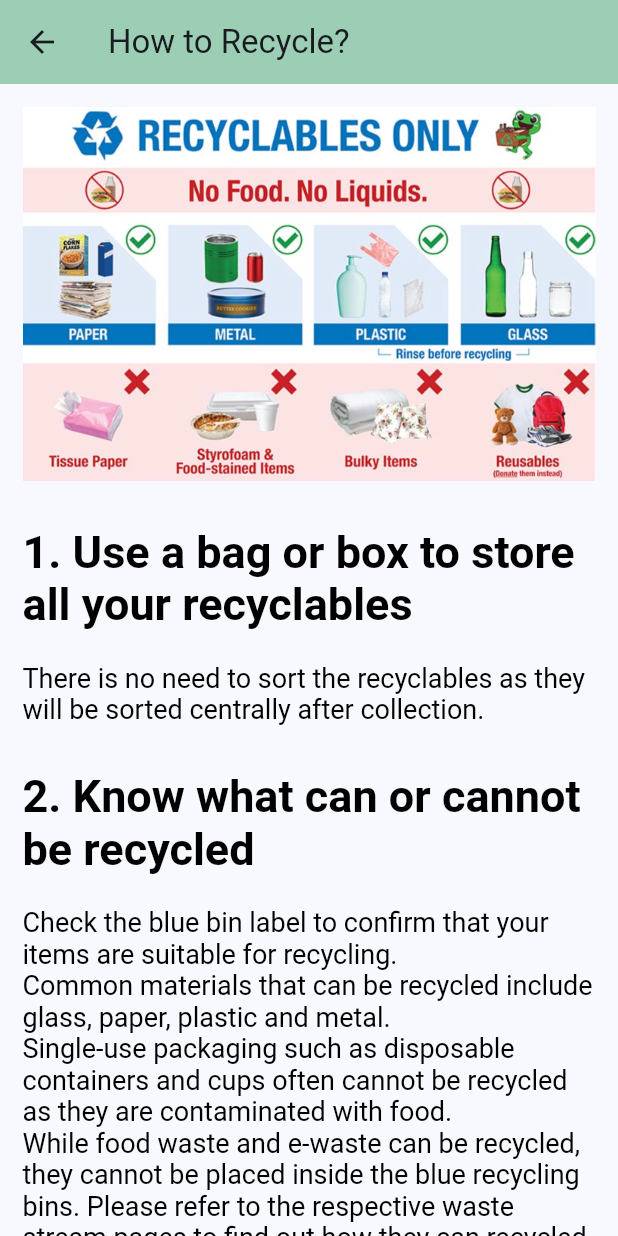
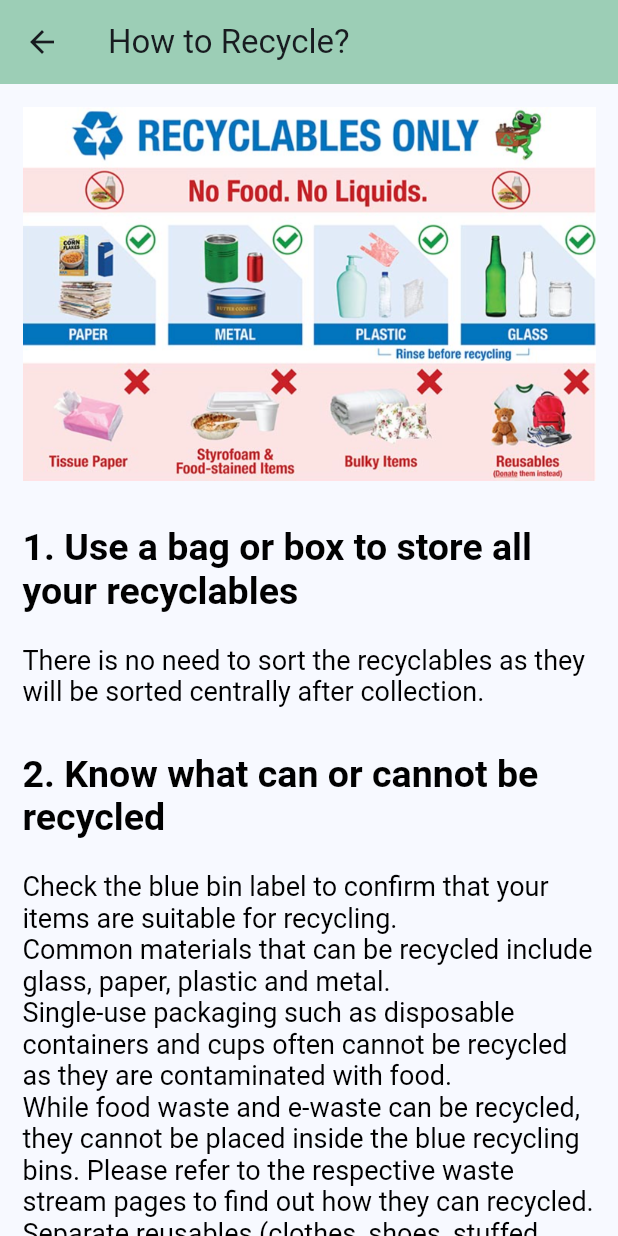
Before and after one commit to xKarinSan/Google-Ignite-2023, a Flutter app: the RecyclingTipsPage screen opened by its route, on a phone screen of 412 x 824 dp. Run offline on Flutter 3.47's test engine with Material 2 defaults, Android fonts, the phone set to English and light mode, and no system bars; our stand-ins replace firebase_auth, firebase_core, firebase_database, flutter_dotenv, localstorage, lottie; accounts and stored records are empty.

Commit message:
change font size

```diff
--- a/lib/Home/pages/recycling_tips.dart
+++ b/lib/Home/pages/recycling_tips.dart
@@ -67,8 +67,8 @@ class RecycleTip extends StatelessWidget {
             text: title,
             style: TextStyle(
               color: Color.fromRGBO(1, 1, 1, 1),
-              fontSize: 30.0,
-              fontWeight: FontWeight.bold,
+              fontSize: 25.0,
+              fontWeight: FontWeight.w600,
             ),
             children: [
               TextSpan(
```
